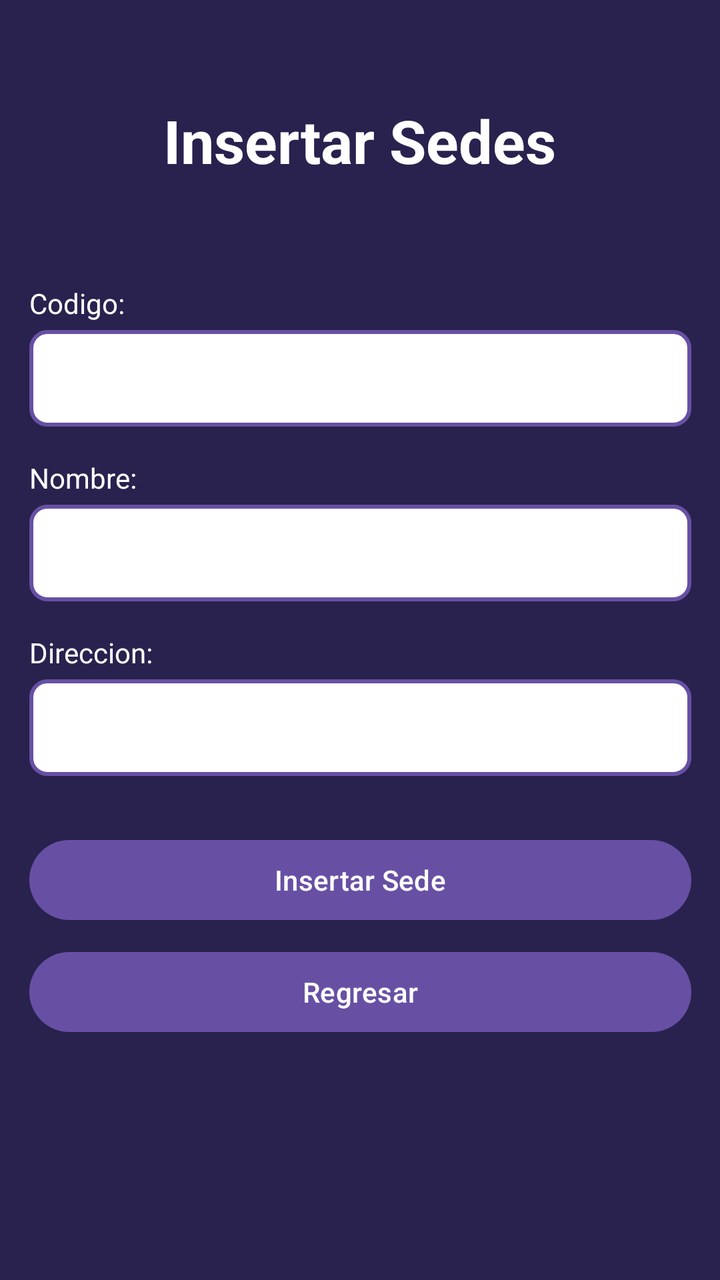
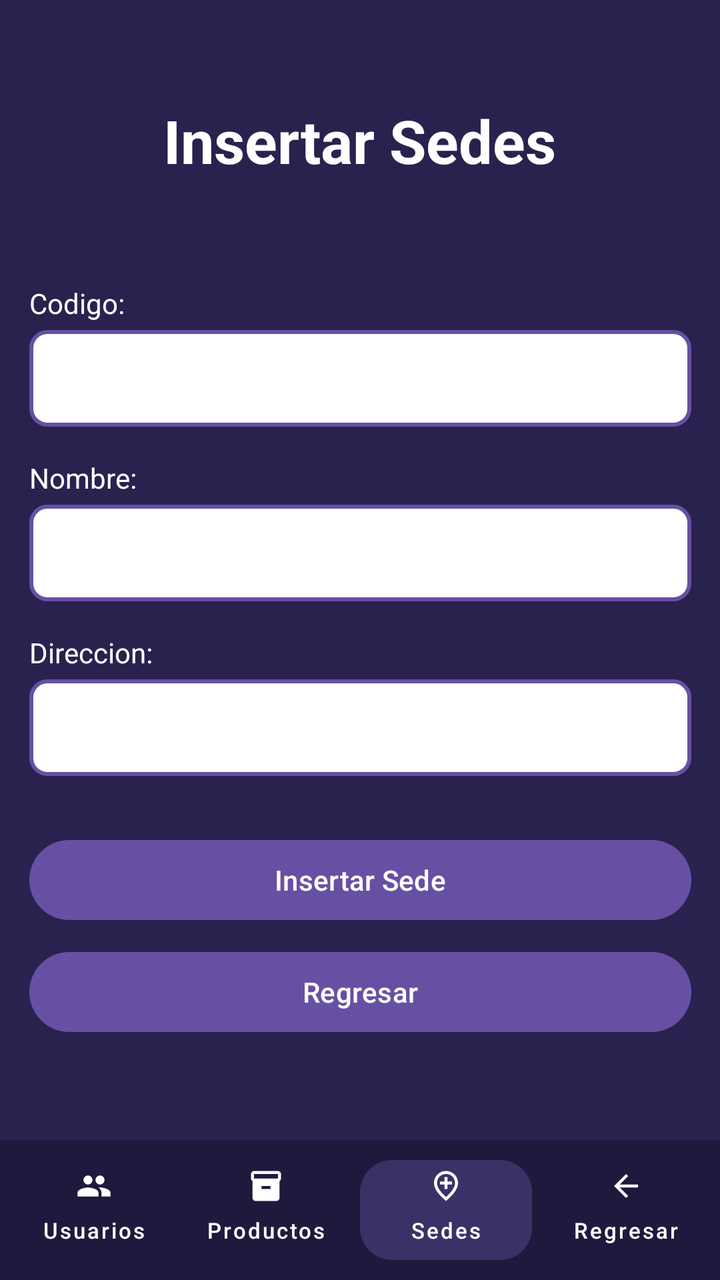

Compare the two renders of this Android layout. The source of the first and the diff that turns it into the second are given below.
<!-- AndroidManifest.xml: application theme Theme.AlcamenProyectoFinal -->
<!-- res/layout/activity_frm_insertar_sedes.xml -->
<?xml version="1.0" encoding="utf-8"?>
<androidx.constraintlayout.widget.ConstraintLayout xmlns:android="http://schemas.android.com/apk/res/android"
    xmlns:app="http://schemas.android.com/apk/res-auto"
    xmlns:tools="http://schemas.android.com/tools"
    android:id="@+id/main"
    android:background="#29224E" android:layout_width="match_parent"
    android:layout_height="match_parent"
    tools:context=".Vista.frmInsertarSedes">

    <TextView
        android:id="@+id/tvTituloInsertarSedes"
        android:layout_width="wrap_content"
        android:layout_height="wrap_content"
        android:layout_marginTop="50dp"
        android:text="Insertar Sedes"
        android:textColor="#FFFFFF"
        android:textSize="30sp"
        android:textStyle="bold"
        app:layout_constraintEnd_toEndOf="parent"
        app:layout_constraintStart_toStartOf="parent"
        app:layout_constraintTop_toTopOf="parent" />

    <LinearLayout
        android:layout_width="331dp"
        android:layout_height="wrap_content"
        android:orientation="vertical"
        app:layout_constraintBottom_toBottomOf="parent"
        app:layout_constraintEnd_toEndOf="parent"
        app:layout_constraintStart_toStartOf="parent"
        app:layout_constraintTop_toBottomOf="@+id/tvTituloInsertarSedes"
        app:layout_constraintVertical_bias="0.3">

        <TextView
            android:id="@+id/textView59"
            android:layout_width="match_parent"
            android:layout_height="wrap_content"
            android:text="Codigo:"
            android:textColor="#FFFFFF" android:textSize="14sp"
            android:layout_marginBottom="4dp" />

        <EditText
            android:id="@+id/txtCodigoSede"
            android:layout_width="match_parent"
            android:layout_height="wrap_content"
            android:ems="10"
            android:inputType="text"
            android:background="@drawable/input_border" android:padding="12dp" android:textColor="#000000"
            android:layout_marginBottom="16dp" />

        <TextView
            android:id="@+id/textView60"
            android:layout_width="match_parent"
            android:layout_height="wrap_content"
            android:text="Nombre:"
            android:textColor="#FFFFFF" android:textSize="14sp"
            android:layout_marginBottom="4dp" />

        <EditText
            android:id="@+id/txtNombreSede"
            android:layout_width="match_parent"
            android:layout_height="wrap_content"
            android:ems="10"
            android:inputType="text"
            android:background="@drawable/input_border" android:padding="12dp"
            android:textColor="#000000"
            android:layout_marginBottom="16dp" />

        <TextView
            android:id="@+id/textView61"
            android:layout_width="match_parent"
            android:layout_height="wrap_content"
            android:text="Direccion:"
            android:textColor="#FFFFFF" android:textSize="14sp"
            android:layout_marginBottom="4dp" />

        <EditText
            android:id="@+id/txtDireccionSede"
            android:layout_width="match_parent"
            android:layout_height="wrap_content"
            android:ems="10"
            android:inputType="text"
            android:background="@drawable/input_border" android:padding="12dp"
            android:textColor="#000000"
            android:layout_marginBottom="28dp" />

        <Button
            android:id="@+id/button71"
            android:layout_width="match_parent"
            android:layout_height="wrap_content"
            android:onClick="btnInsertarSede"
            android:text="Insertar Sede"
            android:layout_marginBottom="8dp" />

        <Button
            android:id="@+id/button72"
            android:layout_width="match_parent"
            android:layout_height="wrap_content"
            android:onClick="btnRegresar"
            android:text="Regresar" />
    </LinearLayout>

</androidx.constraintlayout.widget.ConstraintLayout>
<!-- resources referenced by this layout -->
<resources>
  <!-- drawable input_border (drawable) -->
  <?xml version="1.0" encoding="utf-8"?>
  <shape xmlns:android="http://schemas.android.com/apk/res/android"
      android:shape="rectangle">
  
      <solid android:color="#FFFFFF" />
  
      <stroke
          android:width="2dp"
          android:color="#6750A4" />
  
      <corners android:radius="8dp" />
  
  </shape>
  <style name="Theme.AlcamenProyectoFinal" parent="Base.Theme.AlcamenProyectoFinal" />
  <style name="Base.Theme.AlcamenProyectoFinal" parent="Theme.Material3.DayNight.NoActionBar">
          
          
      </style>
</resources>

<!-- the commit's change to res/layout/activity_frm_insertar_sedes.xml (unified diff, before → after) -->
@@ -99,4 +99,81 @@
             android:text="Regresar" />
     </LinearLayout>
 
+    <LinearLayout
+        android:id="@+id/bottomBar"
+        android:layout_width="match_parent"
+        android:layout_height="70dp"
+        android:background="#1F1A3D"
+        android:orientation="horizontal"
+        android:padding="4dp"
+        android:gravity="center_vertical"
+        app:layout_constraintBottom_toBottomOf="parent"
+        app:layout_constraintEnd_toEndOf="parent"
+        app:layout_constraintStart_toStartOf="parent">
+
+        <com.google.android.material.button.MaterialButton
+            android:id="@+id/btnUsuarios"
+            style="@style/Widget.MaterialComponents.Button.TextButton"
+            android:layout_width="0dp"
+            android:layout_height="match_parent"
+            android:layout_weight="1"
+            android:text="Usuarios"
+            android:textColor="@android:color/white"
+            android:textSize="11sp"
+            app:icon="@drawable/ic_people"
+            app:iconGravity="top"
+            app:iconPadding="2dp"
+            app:iconTint="@android:color/white"
+            app:textAllCaps="false" />
+
+        <com.google.android.material.button.MaterialButton
+            android:id="@+id/btnProductos"
+            style="@style/Widget.MaterialComponents.Button.TextButton"
+            android:layout_width="0dp"
+            android:layout_height="match_parent"
+            android:layout_weight="1"
+            android:text="Productos"
+            android:textColor="@android:color/white"
+            android:textSize="11sp"
+            app:icon="@drawable/ic_inventory"
+            app:iconGravity="top"
+            app:iconPadding="2dp"
+            app:iconTint="@android:color/white"
+            app:textAllCaps="false" />
+
+        <com.google.android.material.button.MaterialButton
+            android:id="@+id/btnSedes"
+            style="@style/Widget.MaterialComponents.Button.UnelevatedButton"
+            android:layout_width="0dp"
+            android:layout_height="match_parent"
+            android:layout_marginHorizontal="4dp"
+            android:layout_weight="1"
+            android:text="Sedes"
+            android:textColor="@android:color/white"
+            android:textSize="11sp"
+            app:backgroundTint="#3A3266"
+            app:cornerRadius="16dp"
+            app:icon="@drawable/ic_location_city"
+            app:iconGravity="top"
+            app:iconPadding="2dp"
+            app:iconTint="@android:color/white"
+            app:textAllCaps="false" />
+
+        <com.google.android.material.button.MaterialButton
+            android:id="@+id/btnRegresar"
+            style="@style/Widget.MaterialComponents.Button.TextButton"
+            android:layout_width="0dp"
+            android:layout_height="match_parent"
+            android:layout_weight="1"
+            android:text="Regresar"
+            android:textColor="@android:color/white"
+            android:textSize="11sp"
+            app:icon="@drawable/ic_arrow_back"
+            app:iconGravity="top"
+            app:iconPadding="2dp"
+            app:iconTint="@android:color/white"
+            app:textAllCaps="false" />
+
+    </LinearLayout>
+
 </androidx.constraintlayout.widget.ConstraintLayout>
<!-- resource entries referenced after the edit -->
@@ -1,5 +1,29 @@
 <!-- resources referenced by this layout -->
 <resources>
+  <!-- drawable ic_arrow_back (drawable) -->
+  <vector xmlns:android="http://schemas.android.com/apk/res/android" android:autoMirrored="true" android:height="24dp" android:tint="#000000" android:viewportHeight="960" android:viewportWidth="960" android:width="24dp">
+        
+      <path android:fillColor="@android:color/white" android:pathData="M313,520L537,744L480,800L160,480L480,160L537,216L313,440L800,440L800,520L313,520Z"/>
+      
+  </vector>
+  <!-- drawable ic_inventory (drawable) -->
+  <vector xmlns:android="http://schemas.android.com/apk/res/android" android:height="24dp" android:tint="#000000" android:viewportHeight="24" android:viewportWidth="24" android:width="24dp">
+        
+      <path android:fillColor="@android:color/white" android:pathData="M20,2L4,2c-1,0 -2,0.9 -2,2v3.01c0,0.72 0.43,1.34 1,1.69L3,20c0,1.1 1.1,2 2,2h14c0.9,0 2,-0.9 2,-2L21,8.7c0.57,-0.35 1,-0.97 1,-1.69L22,4c0,-1.1 -1,-2 -2,-2zM15,14L9,14v-2h6v2zM20,7L4,7L4,4l16,-0.02L20,7z"/>
+      
+  </vector>
+  <!-- drawable ic_location_city (drawable) -->
+  <vector xmlns:android="http://schemas.android.com/apk/res/android" android:height="24dp" android:tint="#000000" android:viewportHeight="960" android:viewportWidth="960" android:width="24dp">
+        
+      <path android:fillColor="@android:color/white" android:pathData="M440,560L520,560L520,440L640,440L640,360L520,360L520,240L440,240L440,360L320,360L320,440L440,440L440,560ZM480,774Q602,662 661,570.5Q720,479 720,408Q720,299 650.5,229.5Q581,160 480,160Q379,160 309.5,229.5Q240,299 240,408Q240,479 299,570.5Q358,662 480,774ZM480,880Q319,743 239.5,625.5Q160,508 160,408Q160,258 256.5,169Q353,80 480,80Q607,80 703.5,169Q800,258 800,408Q800,508 720.5,625.5Q641,743 480,880ZM480,400Q480,400 480,400Q480,400 480,400Q480,400 480,400Q480,400 480,400Q480,400 480,400Q480,400 480,400Q480,400 480,400Q480,400 480,400Z"/>
+      
+  </vector>
+  <!-- drawable ic_people (drawable) -->
+  <vector xmlns:android="http://schemas.android.com/apk/res/android" android:height="24dp" android:tint="#000000" android:viewportHeight="24" android:viewportWidth="24" android:width="24dp">
+        
+      <path android:fillColor="@android:color/white" android:pathData="M16,11c1.66,0 2.99,-1.34 2.99,-3S17.66,5 16,5c-1.66,0 -3,1.34 -3,3s1.34,3 3,3zM8,11c1.66,0 2.99,-1.34 2.99,-3S9.66,5 8,5C6.34,5 5,6.34 5,8s1.34,3 3,3zM8,13c-2.33,0 -7,1.17 -7,3.5L1,19h14v-2.5c0,-2.33 -4.67,-3.5 -7,-3.5zM16,13c-0.29,0 -0.62,0.02 -0.97,0.05 1.16,0.84 1.97,1.97 1.97,3.45L17,19h6v-2.5c0,-2.33 -4.67,-3.5 -7,-3.5z"/>
+      
+  </vector>
   <!-- drawable input_border (drawable) -->
   <?xml version="1.0" encoding="utf-8"?>
   <shape xmlns:android="http://schemas.android.com/apk/res/android"
